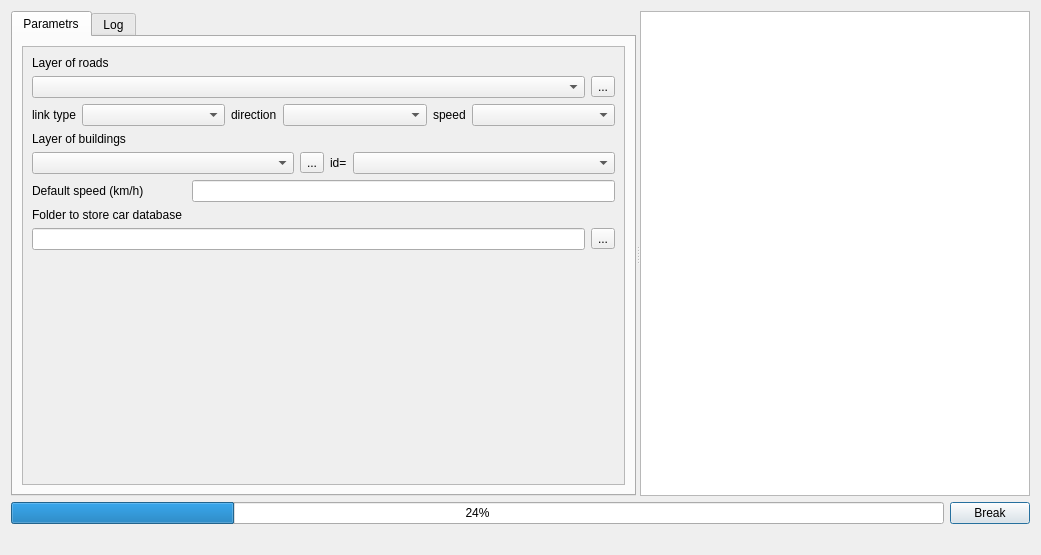
This is UI/pkl_car.ui in ishusterman/tau_net_calc as Qt 5 draws it before an edit. The edited form follows.
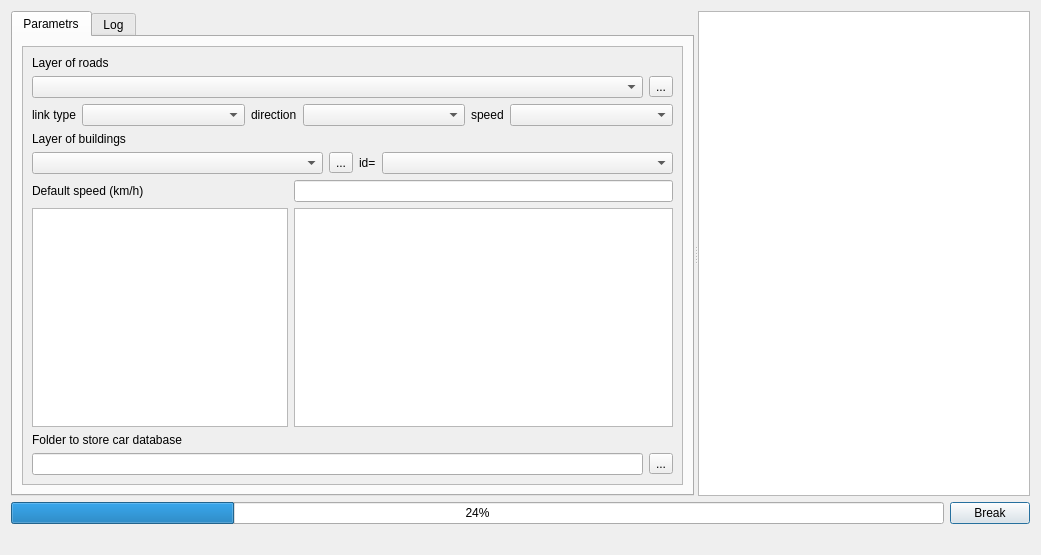
This is the edited form.

What changed in the file:
```diff
--- a/UI/pkl_car.ui
+++ b/UI/pkl_car.ui
@@ -83,8 +83,8 @@
             <rect>
              <x>0</x>
              <y>0</y>
-             <width>592</width>
-             <height>221</height>
+             <width>670</width>
+             <height>383</height>
             </rect>
            </property>
            <property name="sizePolicy">
@@ -238,14 +238,54 @@
                 </item>
                </layout>
               </item>
-              <item row="7" column="0">
+              <item row="12" column="0">
+               <widget class="QLabel" name="label_13">
+                <property name="text">
+                 <string>Folder to store car database </string>
+                </property>
+               </widget>
+              </item>
+              <item row="13" column="0" colspan="2">
+               <layout class="QHBoxLayout" name="horizontalLayout_3">
+                <item>
+                 <widget class="QLineEdit" name="txtPathToProtocols">
+                  <property name="sizePolicy">
+                   <sizepolicy hsizetype="Expanding" vsizetype="Maximum">
+                    <horstretch>0</horstretch>
+                    <verstretch>0</verstretch>
+                   </sizepolicy>
+                  </property>
+                  <property name="baseSize">
+                   <size>
+                    <width>16</width>
+                    <height>0</height>
+                   </size>
+                  </property>
+                 </widget>
+                </item>
+                <item>
+                 <widget class="QToolButton" name="toolButton_protocol">
+                  <property name="text">
+                   <string>...</string>
+                  </property>
+                 </widget>
+                </item>
+               </layout>
+              </item>
+              <item row="9" column="0">
+               <widget class="QTableWidget" name="table1"/>
+              </item>
+              <item row="9" column="1">
+               <widget class="QTableWidget" name="table2"/>
+              </item>
+              <item row="8" column="0">
                <widget class="QLabel" name="label_4">
                 <property name="text">
                  <string>Default speed (km/h)</string>
                 </property>
                </widget>
               </item>
-              <item row="7" column="1">
+              <item row="8" column="1">
                <widget class="QLineEdit" name="txtSpeed">
                 <property name="text">
                  <string/>
@@ -255,40 +295,6 @@
                 </property>
                </widget>
               </item>
-              <item row="8" column="0">
-               <widget class="QLabel" name="label_13">
-                <property name="text">
-                 <string>Folder to store car database </string>
-                </property>
-               </widget>
-              </item>
-              <item row="9" column="0" colspan="2">
-               <layout class="QHBoxLayout" name="horizontalLayout_3">
-                <item>
-                 <widget class="QLineEdit" name="txtPathToProtocols">
-                  <property name="sizePolicy">
-                   <sizepolicy hsizetype="Expanding" vsizetype="Maximum">
-                    <horstretch>0</horstretch>
-                    <verstretch>0</verstretch>
-                   </sizepolicy>
-                  </property>
-                  <property name="baseSize">
-                   <size>
-                    <width>16</width>
-                    <height>0</height>
-                   </size>
-                  </property>
-                 </widget>
-                </item>
-                <item>
-                 <widget class="QToolButton" name="toolButton_protocol">
-                  <property name="text">
-                   <string>...</string>
-                  </property>
-                 </widget>
-                </item>
-               </layout>
-              </item>
              </layout>
             </item>
            </layout>
```
